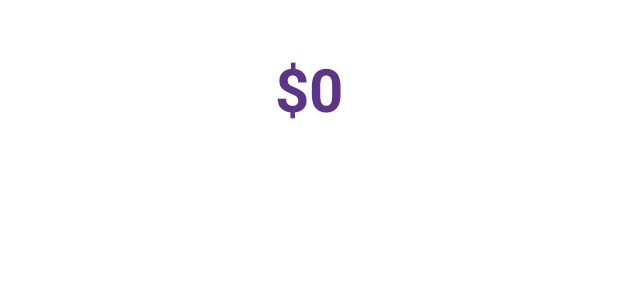
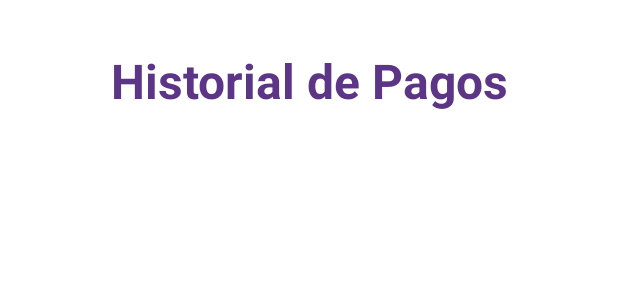
Before and after one commit to Kiriby-Dev/AppPilates, an Android app: the layout activity_historial_pagos.xml on its own in the app's theme, with its tools: preview values and no code run, on a phone screen of 412 x 824 dp. Shown: the top 300 px of the screen. Run offline under Robolectric (Android 15) with nearby library versions, the phone set to English and light mode, and no system bars.

```diff
--- a/app/src/main/res/layout/activity_historial_pagos.xml
+++ b/app/src/main/res/layout/activity_historial_pagos.xml
@@ -24,9 +24,9 @@
                 android:layout_height="wrap_content"
                 android:layout_gravity="center_horizontal"
                 android:gravity="center"
-                android:text="$0"
+                android:text="Historial de Pagos"
                 android:textColor="#5D3587"
-                android:textSize="40dp"
+                android:textSize="32dp"
                 android:textStyle="bold"
                 app:layout_constraintBottom_toBottomOf="parent"
                 app:layout_constraintEnd_toEndOf="parent"
```
Also changed, not shown: app/src/main/java/com/example/apppilates/HistorialPagosActivity.java (+2 -8 lines).
